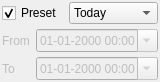
The window that manager/src/DateTimeFilterWidget.ui (porkmarks/sense) describes before a commit, drawn with Qt 5.
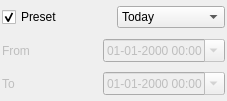
The same window after the commit.

Commit message: Added last hour & last 24 hours presets Fixed refresh when changing time

Diff of the .ui file:
```diff
--- a/manager/src/DateTimeFilterWidget.ui
+++ b/manager/src/DateTimeFilterWidget.ui
@@ -6,8 +6,8 @@
    <rect>
     <x>0</x>
     <y>0</y>
-    <width>119</width>
-    <height>82</height>
+    <width>227</width>
+    <height>101</height>
    </rect>
   </property>
   <property name="windowTitle">
```
Left out of the diff: 34 changed lines with no effect on the pictures. The commit also changes 2 other files.
